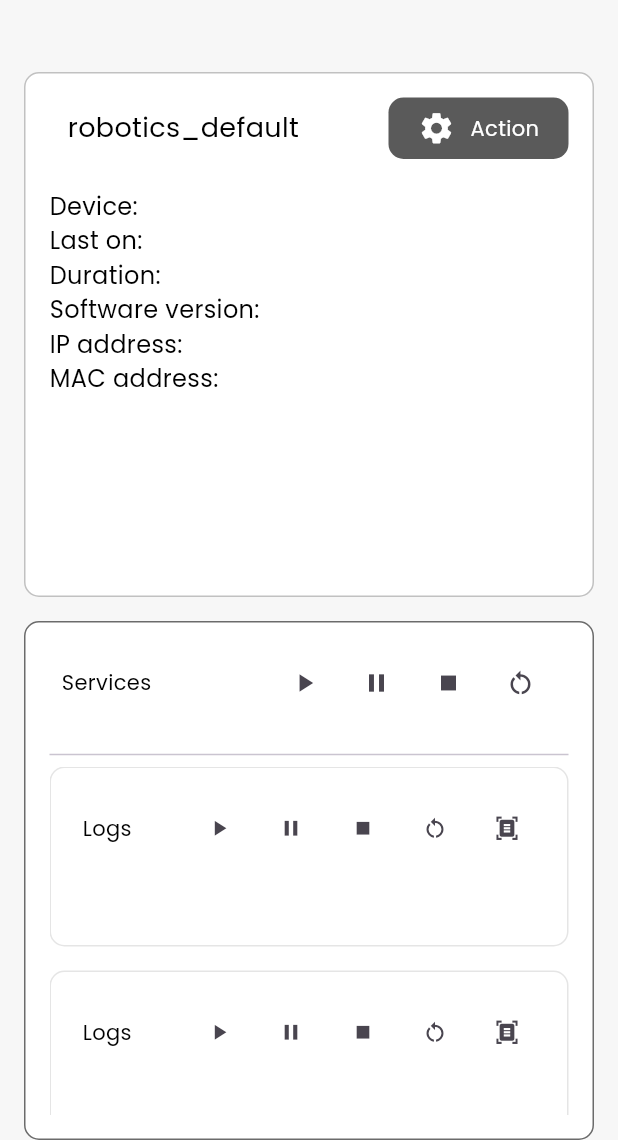
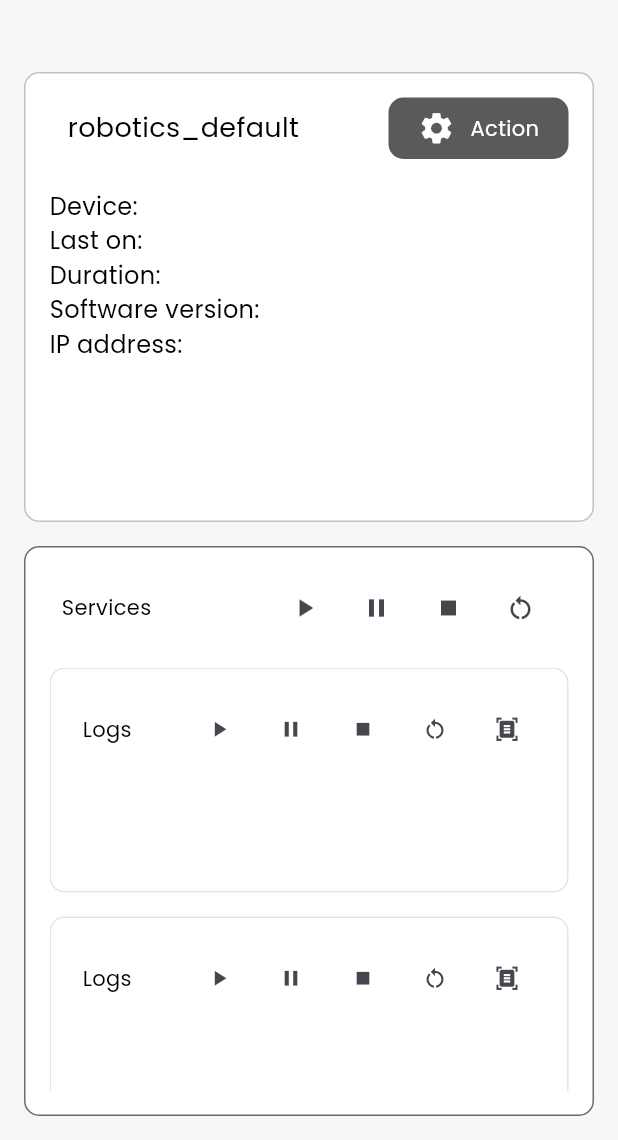
Before and after one commit to uts-robotic-stack/robotic_dashboard, a Flutter app: the screen it shows after launch, on a phone screen of 412 x 824 dp, the part 96-1236 px from its top. Run offline on Flutter 3.47's test engine with Material 3 defaults, Android fonts, the phone set to English and light mode, and no system bars; drawn by our look-alikes of dropdown_button2; our stand-ins replace flutter_riverpod, flutter_svg, google_fonts; project files that could hold a hidden picture were left out.

Commit message:
Added service card

```diff
--- a/lib/view/screens/homescreen.dart
+++ b/lib/view/screens/homescreen.dart
@@ -5,6 +5,7 @@ import 'package:robotics_dashboard/view/components/dashboard_header.dart';
 import 'package:robotics_dashboard/view/components/log_viewer.dart';
 import 'package:robotics_dashboard/view/screens/side_menu.dart';
 import 'package:dropdown_button2/dropdown_button2.dart';
+import 'package:robotics_dashboard/view/widgets/service_card.dart';
 
 class HomeScreen extends StatefulWidget {
   const HomeScreen({super.key});
@@ -37,7 +38,10 @@ class _HomeScreenState extends State<HomeScreen> {
                     padding: EdgeInsets.all(defaultPadding),
                     child: DeviceInfo(),
                   ),
-                  ControllerDashboard()
+                  ControllerDashboard(),
+                  SizedBox(
+                    height: defaultPadding,
+                  ),
                 ],
               ),
             ),
@@ -56,7 +60,7 @@ class DeviceInfo extends StatelessWidget {
   @override
   Widget build(BuildContext context) {
     return SizedBox(
-      height: 350,
+      height: 300,
       child: Container(
         padding: const EdgeInsets.all(defaultPadding),
         decoration: BoxDecoration(
@@ -100,10 +104,6 @@ class DeviceInfo extends StatelessWidget {
               ),
               Text(
                 "IP address: ",
-                style: TextStyle(fontSize: 16),
-              ),
-              Text(
-                "MAC address: ",
                 style: TextStyle(fontSize: 16),
               ),
             ]),
@@ -307,15 +307,11 @@ class ControllerDashboard extends StatelessWidget {
               const SizedBox(
                 height: defaultPadding,
               ),
-              Divider(
-                indent: 0.0,
-                endIndent: 0.0,
-              ),
               Expanded(
                 child: ListView.builder(
                   itemCount: 3,
                   itemBuilder: (context, index) {
-                    return const ServiceCardWidget();
+                    return const ServiceCard();
                   },
                 ),
               ),
@@ -326,78 +322,3 @@ class ControllerDashboard extends StatelessWidget {
     );
   }
 }
-
-class ServiceCardWidget extends StatelessWidget {
-  const ServiceCardWidget({super.key});
-
-  @override
-  Widget build(BuildContext context) {
-    return Column(
-      children: [
-        Container(
-            height: 120,
-            padding: const EdgeInsets.all(defaultPadding),
-            decoration: BoxDecoration(
-                color: secondaryColor,
-                borderRadius: const BorderRadius.all(Radius.circular(10)),
-                border: Border.all(color: const Color.fromARGB(26, 0, 0, 0))),
-            child: Column(
-              children: [
-                Row(
-                  mainAxisAlignment: MainAxisAlignment.spaceBetween,
-                  children: [
-                    const Padding(
-                      padding: EdgeInsets.all(5),
-                      child: Text(
-                        "Logs",
-                        style: TextStyle(color: Colors.black, fontSize: 14.0),
-                      ),
-                    ),
-                    Row(
-                      children: [
-                        IconButton(
-                          onPressed: () {},
-                          icon: const Icon(
-                            Icons.play_arrow,
-                            size: 17.0,
-                          ),
-                        ),
-                        IconButton(
-                          onPressed: () {},
-                          icon: const Icon(
-                            Icons.pause,
-                            size: 17.0,
-                          ),
-                        ),
-                        IconButton(
-                          onPressed: () {},
-                          icon: const Icon(
-                            Icons.stop,
-                            size: 17.0,
-                          ),
-                        ),
-                        IconButton(
-                          onPressed: () {},
-                          icon: const Icon(
-                            Icons.restart_alt,
-                            size: 17.0,
-                          ),
-                        ),
-                        IconButton(
-                          onPressed: () {},
-                          icon: const Icon(
-                            Icons.document_scanner,
-                            size: 17.0,
-                          ),
-                        )
-                      ],
-                    ),
-                  ],
-                ),
-              ],
-            )),
-        const SizedBox(height: defaultPadding),
-      ],
-    );
-  }
-}
--- /dev/null
+++ b/lib/view/widgets/service_card.dart
@@ -0,0 +1,77 @@
+import 'package:flutter/material.dart';
+import 'package:robotics_dashboard/utils/constants.dart';
+
+class ServiceCard extends StatelessWidget {
+  const ServiceCard({super.key});
+
+  @override
+  Widget build(BuildContext context) {
+    return Column(
+      children: [
+        Container(
+            height: 150,
+            padding: const EdgeInsets.all(defaultPadding),
+            decoration: BoxDecoration(
+                color: secondaryColor,
+                borderRadius: const BorderRadius.all(Radius.circular(10)),
+                border: Border.all(color: const Color.fromARGB(26, 0, 0, 0))),
+            child: Column(
+              children: [
+                Row(
+                  mainAxisAlignment: MainAxisAlignment.spaceBetween,
+                  children: [
+                    const Padding(
+                      padding: EdgeInsets.all(5),
+                      child: Text(
+                        "Logs",
+                        style: TextStyle(color: Colors.black, fontSize: 14.0),
+                      ),
+                    ),
+                    Row(
+                      children: [
+                        IconButton(
+                          onPressed: () {},
+                          icon: const Icon(
+                            Icons.play_arrow,
+                            size: 17.0,
+                          ),
+                        ),
+                        IconButton(
+                          onPressed: () {},
+                          icon: const Icon(
+                            Icons.pause,
+                            size: 17.0,
+                          ),
+                        ),
+                        IconButton(
+                          onPressed: () {},
+                          icon: const Icon(
+                            Icons.stop,
+                            size: 17.0,
+                          ),
+                        ),
+                        IconButton(
+                          onPressed: () {},
+                          icon: const Icon(
+                            Icons.restart_alt,
+                            size: 17.0,
+                          ),
+                        ),
+                        IconButton(
+                          onPressed: () {},
+                          icon: const Icon(
+                            Icons.document_scanner,
+                            size: 17.0,
+                          ),
+                        )
+                      ],
+                    ),
+                  ],
+                ),
+              ],
+            )),
+        const SizedBox(height: defaultPadding),
+      ],
+    );
+  }
+}
```
